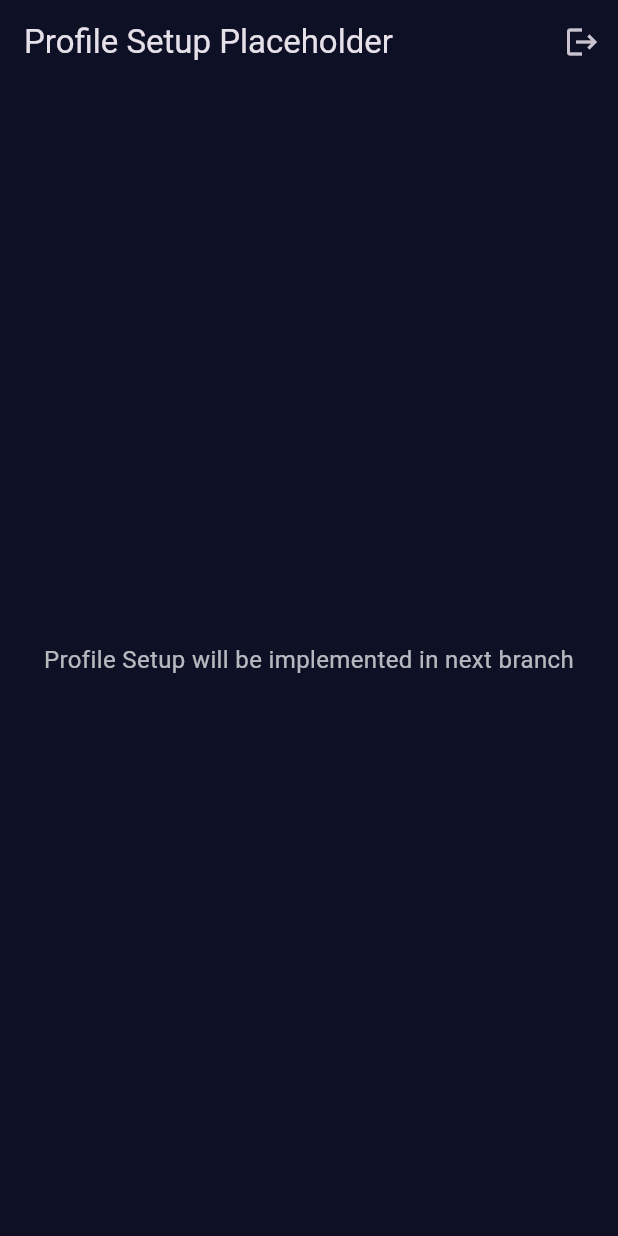
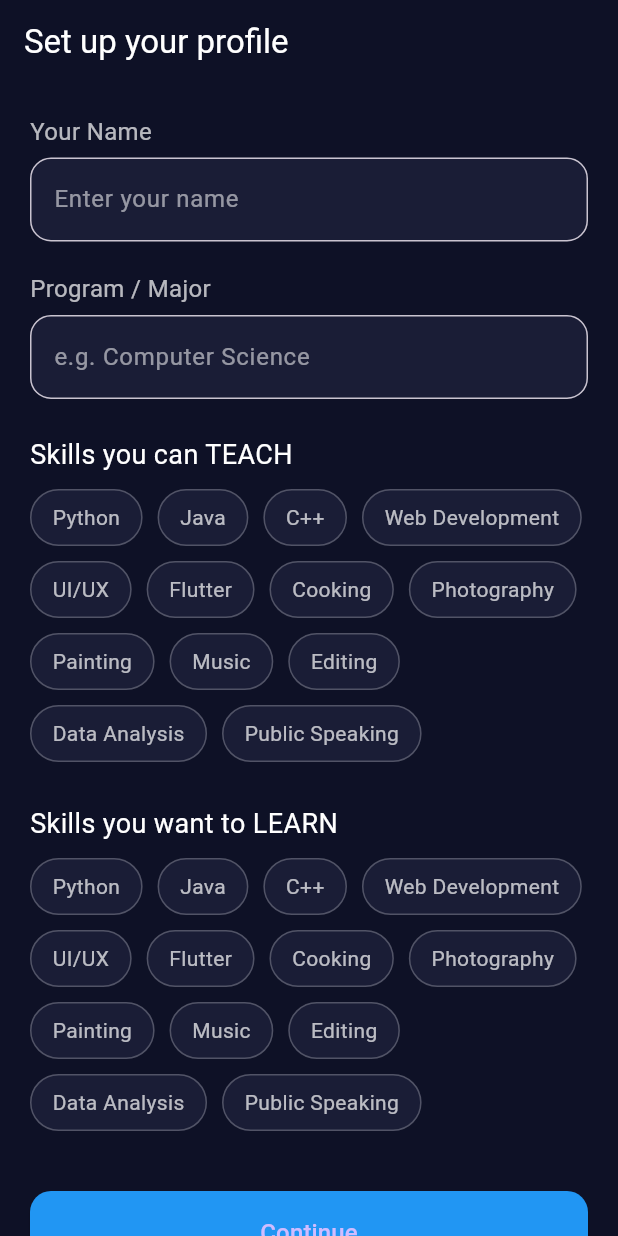
Before and after one commit to muhammedp07/gr07-skillswap-fall-2025, a Flutter app: the screen it shows once a user with an empty profile is signed in, on a phone screen of 412 x 824 dp. Run offline on Flutter 3.47's test engine with Material 3 defaults, Android fonts, the phone set to English and light mode, and no system bars; our stand-ins replace cloud_firestore, firebase_auth, firebase_core; accounts and stored records are empty.

Commit message:
feat(profile): create profile setup UI (basic info, skills chips) and updated main.dart with ProfileSetupScreen

```diff
--- a/lib/main.dart
+++ b/lib/main.dart
@@ -1,9 +1,10 @@
 import 'package:flutter/material.dart';
 import 'package:firebase_core/firebase_core.dart';
 import 'package:firebase_auth/firebase_auth.dart';
+import 'package:gr07_skillswap/screens/auth/welcome_screen.dart';
 import 'firebase_options.dart';
-
 import 'screens/auth/login_screen.dart';
+import 'screens/onboarding/profile_setup_screen.dart';
 
 void main() async {
   WidgetsFlutterBinding.ensureInitialized();
@@ -42,41 +43,13 @@ class AuthGate extends StatelessWidget {
         final user = snapshot.data;
 
         if (user == null) {
-          return const LoginScreen();
+          // When NOT logged in → show WELCOME first
+          return const WelcomeScreen();
         }
 
-        return const ProfileSetupPlaceholder();
+        // User EXISTS → go to REAL Profile Setup
+        return const ProfileSetupScreen();
       },
     );
   }
 }
-
-class ProfileSetupPlaceholder extends StatelessWidget {
-  const ProfileSetupPlaceholder({super.key});
-
-  @override
-  Widget build(BuildContext context) {
-    return Scaffold(
-      backgroundColor: const Color(0xFF0E1126),
-      appBar: AppBar(
-        backgroundColor: const Color(0xFF0E1126),
-        title: const Text("Profile Setup Placeholder"),
-        actions: [
-          IconButton(
-            icon: const Icon(Icons.logout),
-            onPressed: () async {
-              await FirebaseAuth.instance.signOut();
-            },
-          ),
-        ],
-      ),
-      body: const Center(
-        child: Text(
-          "Profile Setup will be implemented in next branch",
-          style: TextStyle(color: Colors.white70, fontSize: 16),
-          textAlign: TextAlign.center,
-        ),
-      ),
-    );
-  }
-}
--- a/lib/screens/auth/login_screen.dart
+++ b/lib/screens/auth/login_screen.dart
@@ -10,11 +10,10 @@ class LoginScreen extends StatefulWidget {
   State<LoginScreen> createState() => _LoginScreenState();
 }
 
-final confirmPasswordController = TextEditingController();
-
 class _LoginScreenState extends State<LoginScreen> {
   final emailController = TextEditingController();
   final passwordController = TextEditingController();
+  final confirmPasswordController = TextEditingController();
 
   bool acceptedConduct = false;
   bool loading = false;
@@ -57,6 +56,7 @@ class _LoginScreenState extends State<LoginScreen> {
               label: "MUN Email",
               icon: Icons.email_outlined,
             ),
+
             const SizedBox(height: 16),
 
             _buildTextField(
@@ -145,7 +145,10 @@ class _LoginScreenState extends State<LoginScreen> {
             children: [
               Checkbox(
                 value: acceptedConduct,
-                onChanged: (v) => setState(() => acceptedConduct = v!),
+                onChanged: (v) {
+                  if (!mounted) return;
+                  setState(() => acceptedConduct = v!);
+                },
               ),
               const Text("I agree", style: TextStyle(color: Colors.white)),
             ],
@@ -182,9 +185,10 @@ class _LoginScreenState extends State<LoginScreen> {
     return Center(
       child: TextButton(
         onPressed: () {
+          if (!mounted) return;
           setState(() {
             _mode = isSignUp ? AuthMode.signIn : AuthMode.signUp;
-            errorMessage = null; // clear errors
+            errorMessage = null;
           });
         },
         child: Text(
@@ -197,15 +201,18 @@ class _LoginScreenState extends State<LoginScreen> {
     );
   }
 
+  // SIGN IN
   Future<void> _handleSignIn() async {
     final email = emailController.text.trim();
     final password = passwordController.text.trim();
 
     if (!email.endsWith('@mun.ca')) {
+      if (!mounted) return;
       setState(() => errorMessage = "Please use your @mun.ca email.");
       return;
     }
 
+    if (!mounted) return;
     setState(() => loading = true);
 
     try {
@@ -214,32 +221,39 @@ class _LoginScreenState extends State<LoginScreen> {
         password: password,
       );
     } on FirebaseAuthException catch (e) {
+      if (!mounted) return;
       setState(() => errorMessage = e.message);
     }
 
+    if (!mounted) return;
     setState(() => loading = false);
   }
 
+  // SIGN UP
   Future<void> _handleSignUp() async {
     final email = emailController.text.trim();
     final password = passwordController.text.trim();
+    final confirmPassword = confirmPasswordController.text.trim();
 
     if (!email.endsWith('@mun.ca')) {
+      if (!mounted) return;
       setState(() => errorMessage = "Please use your @mun.ca email.");
       return;
     }
 
     if (!acceptedConduct) {
+      if (!mounted) return;
       setState(() => errorMessage = "You must agree to the Code of Conduct.");
       return;
     }
 
-    if (passwordController.text.trim() !=
-        confirmPasswordController.text.trim()) {
+    if (password != confirmPassword) {
+      if (!mounted) return;
       setState(() => errorMessage = "Passwords do not match.");
       return;
     }
 
+    if (!mounted) return;
     setState(() => loading = true);
 
     try {
@@ -248,9 +262,11 @@ class _LoginScreenState extends State<LoginScreen> {
         password: password,
       );
     } on FirebaseAuthException catch (e) {
+      if (!mounted) return;
       setState(() => errorMessage = e.message);
     }
 
+    if (!mounted) return;
     setState(() => loading = false);
   }
 
--- /dev/null
+++ b/lib/screens/onboarding/profile_setup_screen.dart
@@ -0,0 +1,183 @@
+import 'package:flutter/material.dart';
+
+class ProfileSetupScreen extends StatefulWidget {
+  const ProfileSetupScreen({super.key});
+
+  @override
+  State<ProfileSetupScreen> createState() => _ProfileSetupScreenState();
+}
+
+class _ProfileSetupScreenState extends State<ProfileSetupScreen> {
+  final nameController = TextEditingController();
+  final majorController = TextEditingController();
+
+  // Predefined skills (to avoid duplicates like python/Python/Python3)
+  final List<String> allSkills = [
+    "Python",
+    "Java",
+    "C++",
+    "Web Development",
+    "UI/UX",
+    "Flutter",
+    "Cooking",
+    "Photography",
+    "Painting",
+    "Music",
+    "Editing",
+    "Data Analysis",
+    "Public Speaking",
+  ];
+
+  List<String> skillsTeach = [];
+  List<String> skillsLearn = [];
+
+  @override
+  Widget build(BuildContext context) {
+    return Scaffold(
+      backgroundColor: const Color(0xFF0E1126),
+      appBar: AppBar(
+        backgroundColor: const Color(0xFF0E1126),
+        elevation: 0,
+        title: const Text(
+          "Set up your profile",
+          style: TextStyle(color: Colors.white),
+        ),
+      ),
+      body: SingleChildScrollView(
+        padding: const EdgeInsets.all(20),
+        child: Column(
+          crossAxisAlignment: CrossAxisAlignment.start,
+          children: [
+            const Text(
+              "Your Name",
+              style: TextStyle(color: Colors.white70, fontSize: 16),
+            ),
+            const SizedBox(height: 6),
+            _buildTextField(nameController, "Enter your name"),
+
+            const SizedBox(height: 20),
+            const Text(
+              "Program / Major",
+              style: TextStyle(color: Colors.white70, fontSize: 16),
+            ),
+            const SizedBox(height: 6),
+            _buildTextField(majorController, "e.g. Computer Science"),
+
+            const SizedBox(height: 24),
+            const Text(
+              "Skills you can TEACH",
+              style: TextStyle(color: Colors.white, fontSize: 18),
+            ),
+            const SizedBox(height: 10),
+            _buildSkillChips(
+              selectedList: skillsTeach,
+              onSelect: (skill) {
+                setState(() {
+                  if (skillsTeach.contains(skill)) {
+                    skillsTeach.remove(skill);
+                  } else {
+                    skillsTeach.add(skill);
+                  }
+                });
+              },
+            ),
+
+            const SizedBox(height: 28),
+            const Text(
+              "Skills you want to LEARN",
+              style: TextStyle(color: Colors.white, fontSize: 18),
+            ),
+            const SizedBox(height: 10),
+            _buildSkillChips(
+              selectedList: skillsLearn,
+              onSelect: (skill) {
+                setState(() {
+                  if (skillsLearn.contains(skill)) {
+                    skillsLearn.remove(skill);
+                  } else {
+                    skillsLearn.add(skill);
+                  }
+                });
+              },
+            ),
+
+            const SizedBox(height: 40),
+            _buildContinueButton(),
+          ],
+        ),
+      ),
+    );
+  }
+
+  Widget _buildTextField(TextEditingController controller, String hint) {
+    return TextField(
+      controller: controller,
+      style: const TextStyle(color: Colors.white),
+      decoration: InputDecoration(
+        filled: true,
+        fillColor: const Color(0xFF1A1D36),
+        hintText: hint,
+        hintStyle: const TextStyle(color: Colors.white54),
+        border: OutlineInputBorder(borderRadius: BorderRadius.circular(14)),
+      ),
+    );
+  }
+
+  Widget _buildSkillChips({
+    required List<String> selectedList,
+    required Function(String) onSelect,
+  }) {
+    return Wrap(
+      spacing: 10,
+      runSpacing: 10,
+      children: allSkills.map((skill) {
+        final bool selected = selectedList.contains(skill);
+
+        return GestureDetector(
+          onTap: () => onSelect(skill),
+          child: Container(
+            padding: const EdgeInsets.symmetric(vertical: 8, horizontal: 14),
+            decoration: BoxDecoration(
+              color: selected ? Colors.blue : const Color(0xFF1A1D36),
+              borderRadius: BorderRadius.circular(20),
+              border: Border.all(
+                color: selected ? Colors.blueAccent : Colors.white24,
+              ),
+            ),
+            child: Text(
+              skill,
+              style: TextStyle(
+                color: selected ? Colors.white : Colors.white70,
+                fontWeight: selected ? FontWeight.bold : FontWeight.normal,
+              ),
+            ),
+          ),
+        );
+      }).toList(),
+    );
+  }
+
+  Widget _buildContinueButton() {
+    return SizedBox(
+      width: double.infinity,
+      child: ElevatedButton(
+        onPressed: () {},
+        style: ElevatedButton.styleFrom(
+          backgroundColor: Colors.blue,
+          padding: const EdgeInsets.symmetric(vertical: 16),
+          shape: RoundedRectangleBorder(
+            borderRadius: BorderRadius.circular(14),
+          ),
+        ),
+        child: const Text("Continue", style: TextStyle(fontSize: 16)),
+      ),
+    );
+  }
+
+  @override
+  void dispose() {
+    nameController.dispose();
+    majorController.dispose();
+    super.dispose();
+  }
+}
```
